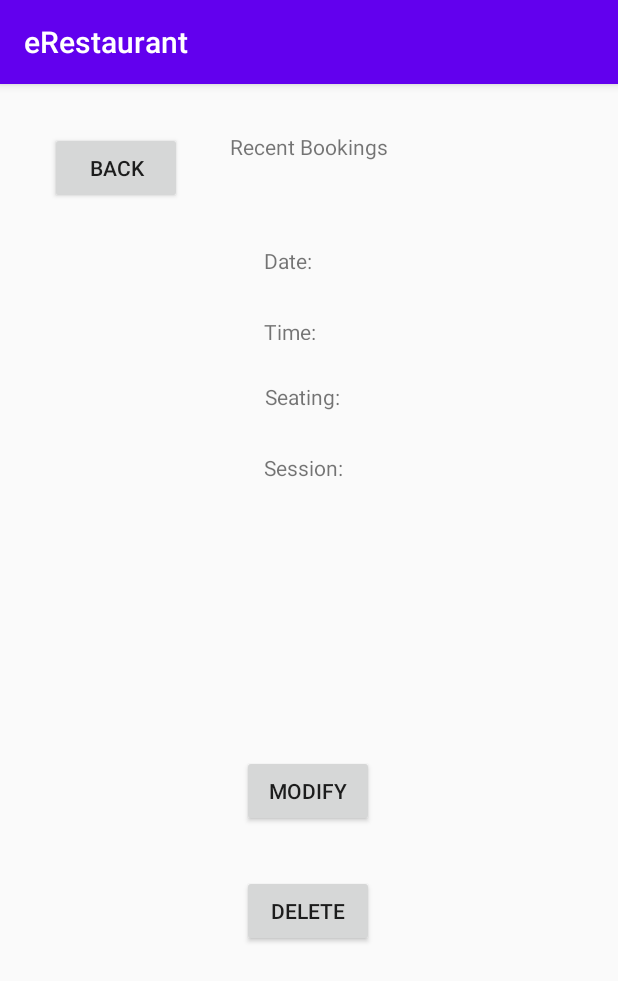
After one commit to BrendanKhavin/SES1B-G2, an Android app: the History screen opened directly, with no data from a screen before it, on a phone screen of 412 x 824 dp. The commit adds this screen. Shown: the top 981 px of the screen. Run offline under Robolectric (Android 15) with nearby library versions, the light colour scheme and no system bars; our stand-ins replace Firebase (no records; nobody signed in at launch, a user with empty details on screens opened directly).

Commit message:
Recent Booking Page - Currently Not Working, Crashes when opens. Not exactly sure what the issues is currently

```diff
--- a/app/src/main/AndroidManifest.xml
+++ b/app/src/main/AndroidManifest.xml
@@ -21,6 +21,7 @@
         <activity android:name=".MainActivity"/>
         <activity android:name=".Register"/>
         <activity android:name=".profile"/>
+        <activity android:name=".History"/>
 
     </application>
 
--- /dev/null
+++ b/app/src/main/java/com/example/erestaurant/History.java
@@ -0,0 +1,83 @@
+package com.example.erestaurant;
+
+import android.content.Intent;
+import android.os.Bundle;
+import android.renderscript.Sampler;
+import android.view.View;
+import android.widget.Button;
+import android.widget.TextView;
+import android.widget.Toast;
+
+import androidx.annotation.NonNull;
+import androidx.appcompat.app.AppCompatActivity;
+
+import com.google.firebase.auth.FirebaseAuth;
+import com.google.firebase.database.DataSnapshot;
+import com.google.firebase.database.DatabaseError;
+import com.google.firebase.database.DatabaseReference;
+import com.google.firebase.database.FirebaseDatabase;
+import com.google.firebase.database.ValueEventListener;
+
+public class History extends AppCompatActivity {
+    Button modifyBtn, deleteBtn, backBtn;
+    TextView bookingDate, bookingTime, bookingSeating, bookingSession;
+    String currentUserID;
+    private DatabaseReference reff;
+    private FirebaseAuth bAuth;
+
+    @Override
+    protected void onCreate(Bundle savedInstanceState) {
+        super.onCreate(savedInstanceState);
+        setContentView(R.layout.activity_history);
+
+        modifyBtn = findViewById(R.id.modifyBtn);
+        deleteBtn = findViewById(R.id.deleteBtn);
+        backBtn = findViewById(R.id.backBtn);
+
+        bookingDate = (TextView) findViewById(R.id.dateTxt);
+        bookingTime = (TextView) findViewById(R.id.timeTxt);
+        bookingSeating = (TextView) findViewById(R.id.seatingTxt);
+        bookingSession = (TextView) findViewById(R.id.sessionTxt);
+
+        bAuth = FirebaseAuth.getInstance();
+        currentUserID = bAuth.getCurrentUser().getUid();
+        reff = FirebaseDatabase.getInstance().getReference().child("BookingDetails").child(currentUserID);
+
+        if(bAuth.getCurrentUser() == null) {
+            startActivity(new Intent(getApplicationContext(),Login.class));
+            finish();
+        }
+
+        reff.addValueEventListener(new ValueEventListener() {
+            @Override
+            public void onDataChange(@NonNull DataSnapshot dataSnapshot) {
+
+                if(dataSnapshot.exists()) {
+                    String bDate = dataSnapshot.child("date").getValue().toString();
+                    String bTime = dataSnapshot.child("session").getValue().toString();
+                    String bNumPeople = dataSnapshot.child("seating").getValue().toString();
+                    String bStatus = dataSnapshot.child("status").getValue().toString();
+
+                    bookingDate.setText(bDate);
+                    bookingTime.setText(bTime);
+                    bookingSeating.setText(bNumPeople);
+                    bookingSession.setText(bStatus);
+                } else {
+                    Toast.makeText(getApplicationContext(), "****NOT FOUND****", Toast.LENGTH_LONG).show();
+                }
+            }
+
+            @Override
+            public void onCancelled(@NonNull DatabaseError databaseError) {
+                Toast.makeText(History.this, "unable", Toast.LENGTH_SHORT).show();
+            }
+        });
+        backBtn.setOnClickListener(new View.OnClickListener() {
+            @Override
+            public void onClick(View view) {
+                startActivity(new Intent(getApplicationContext(), MainActivity.class));
+            }
+        });
+
+    }
+}
--- a/app/src/main/java/com/example/erestaurant/MainActivity.java
+++ b/app/src/main/java/com/example/erestaurant/MainActivity.java
@@ -38,7 +38,7 @@ public class MainActivity extends AppCompatActivity {
 
         mProfile = findViewById(R.id.profileBtn);
         mOrder = findViewById(R.id.orderBtn);
-        mHistory = findViewById(R.id.historyBtn);
+        mHistory = findViewById(R.id.recentBookBtn);
 
         //fAuth = FirebaseAuth.getInstance();
 
@@ -56,6 +56,13 @@ public class MainActivity extends AppCompatActivity {
             }
         });
 
+        mHistory.setOnClickListener(new View.OnClickListener() {
+            @Override
+            public void onClick(View view) {
+                startActivity(new Intent(getApplicationContext(),History.class));
+            }
+        });
+
     }
     public void logout(View view){ //log out my user and send to login page
         FirebaseAuth.getInstance().signOut();
--- a/app/src/main/java/com/example/erestaurant/profile.java
+++ b/app/src/main/java/com/example/erestaurant/profile.java
@@ -92,11 +92,8 @@ public class profile extends AppCompatActivity {
                     mProfileEmail.setText(myEmail);
                     mProfileFavFood.setText(myFood);
                 } else {
-
                     Toast.makeText(getApplicationContext(), "****NOT FOUND****", Toast.LENGTH_LONG).show();
                 }
-
-
 
             }
 
--- /dev/null
+++ b/app/src/main/res/layout/activity_history.xml
@@ -0,0 +1,97 @@
+<?xml version="1.0" encoding="utf-8"?>
+<androidx.constraintlayout.widget.ConstraintLayout xmlns:android="http://schemas.android.com/apk/res/android"
+    xmlns:app="http://schemas.android.com/apk/res-auto"
+    xmlns:tools="http://schemas.android.com/tools"
+    android:layout_width="match_parent"
+    android:layout_height="match_parent">
+
+    <TextView
+        android:id="@+id/historyTV"
+        android:layout_width="wrap_content"
+        android:layout_height="wrap_content"
+        android:layout_marginTop="32dp"
+        android:text="Recent Bookings"
+        app:layout_constraintEnd_toEndOf="parent"
+        app:layout_constraintStart_toStartOf="parent"
+        app:layout_constraintTop_toTopOf="parent" />
+
+    <Button
+        android:id="@+id/modifyBtn"
+        android:layout_width="wrap_content"
+        android:layout_height="wrap_content"
+        android:layout_marginTop="396dp"
+        android:text="Modify"
+        app:layout_constraintEnd_toEndOf="parent"
+        app:layout_constraintHorizontal_bias="0.498"
+        app:layout_constraintStart_toStartOf="parent"
+        app:layout_constraintTop_toBottomOf="@+id/historyTV"
+        app:layout_constraintVertical_bias="0.142" />
+
+    <Button
+        android:id="@+id/deleteBtn"
+        android:layout_width="wrap_content"
+        android:layout_height="wrap_content"
+        android:layout_marginTop="32dp"
+        android:text="Delete"
+        app:layout_constraintEnd_toEndOf="parent"
+        app:layout_constraintHorizontal_bias="0.498"
+        app:layout_constraintStart_toStartOf="parent"
+        app:layout_constraintTop_toBottomOf="@+id/modifyBtn"
+        app:layout_constraintVertical_bias="0.02" />
+
+    <Button
+        android:id="@+id/backBtn"
+        android:layout_width="wrap_content"
+        android:layout_height="wrap_content"
+        android:layout_marginTop="32dp"
+        android:text="Back"
+        app:layout_constraintEnd_toStartOf="@+id/historyTV"
+        app:layout_constraintHorizontal_bias="0.507"
+        app:layout_constraintStart_toStartOf="parent"
+        app:layout_constraintTop_toTopOf="parent" />
+
+    <TextView
+        android:id="@+id/dateTxt"
+        android:layout_width="wrap_content"
+        android:layout_height="wrap_content"
+        android:layout_marginTop="28dp"
+        android:text="Date:"
+        app:layout_constraintEnd_toEndOf="parent"
+        app:layout_constraintHorizontal_bias="0.464"
+        app:layout_constraintStart_toStartOf="parent"
+        app:layout_constraintTop_toBottomOf="@+id/backBtn" />
+
+    <TextView
+        android:id="@+id/timeTxt"
+        android:layout_width="56dp"
+        android:layout_height="15dp"
+        android:layout_marginTop="28dp"
+        android:text="Time:"
+        app:layout_constraintEnd_toEndOf="parent"
+        app:layout_constraintHorizontal_bias="0.495"
+        app:layout_constraintStart_toStartOf="parent"
+        app:layout_constraintTop_toBottomOf="@+id/dateTxt" />
+
+    <TextView
+        android:id="@+id/seatingTxt"
+        android:layout_width="wrap_content"
+        android:layout_height="wrap_content"
+        android:layout_marginTop="28dp"
+        android:text="Seating:"
+        app:layout_constraintEnd_toEndOf="parent"
+        app:layout_constraintHorizontal_bias="0.488"
+        app:layout_constraintStart_toStartOf="parent"
+        app:layout_constraintTop_toBottomOf="@+id/timeTxt" />
+
+    <TextView
+        android:id="@+id/sessionTxt"
+        android:layout_width="wrap_content"
+        android:layout_height="wrap_content"
+        android:layout_marginTop="28dp"
+        android:text="Session: "
+        app:layout_constraintEnd_toEndOf="parent"
+        app:layout_constraintHorizontal_bias="0.495"
+        app:layout_constraintStart_toStartOf="parent"
+        app:layout_constraintTop_toBottomOf="@+id/seatingTxt" />
+
+</androidx.constraintlayout.widget.ConstraintLayout>
--- a/app/src/main/res/layout/activity_main.xml
+++ b/app/src/main/res/layout/activity_main.xml
@@ -19,7 +19,7 @@
         app:layout_constraintVertical_bias="0.039" />
 
     <Button
-        android:id="@+id/button"
+        android:id="@+id/logoutBtn"
         android:layout_width="wrap_content"
         android:layout_height="wrap_content"
         android:layout_marginStart="290dp"
@@ -48,7 +48,7 @@
         android:layout_marginRight="16dp"
         android:layout_marginBottom="428dp"
         android:text="Make an Order"
-        app:layout_constraintBottom_toTopOf="@+id/button"
+        app:layout_constraintBottom_toTopOf="@+id/logoutBtn"
         app:layout_constraintEnd_toEndOf="parent"
         app:layout_constraintStart_toStartOf="parent"
         app:layout_constraintTop_toBottomOf="@+id/textView4" />
@@ -64,7 +64,7 @@
         android:layout_marginRight="16dp"
         android:layout_marginBottom="372dp"
         android:text="View Recent Orders"
-        app:layout_constraintBottom_toTopOf="@+id/button"
+        app:layout_constraintBottom_toTopOf="@+id/logoutBtn"
         app:layout_constraintEnd_toEndOf="parent"
         app:layout_constraintStart_toStartOf="parent"
         app:layout_constraintTop_toBottomOf="@+id/orderBtn" />
```
